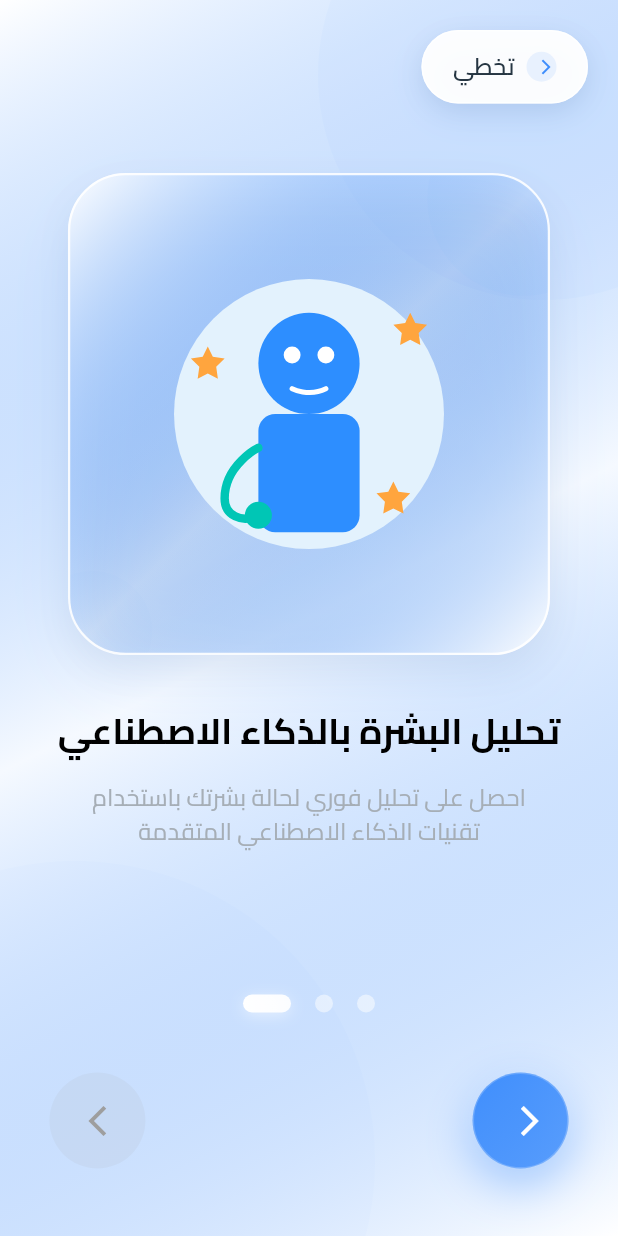
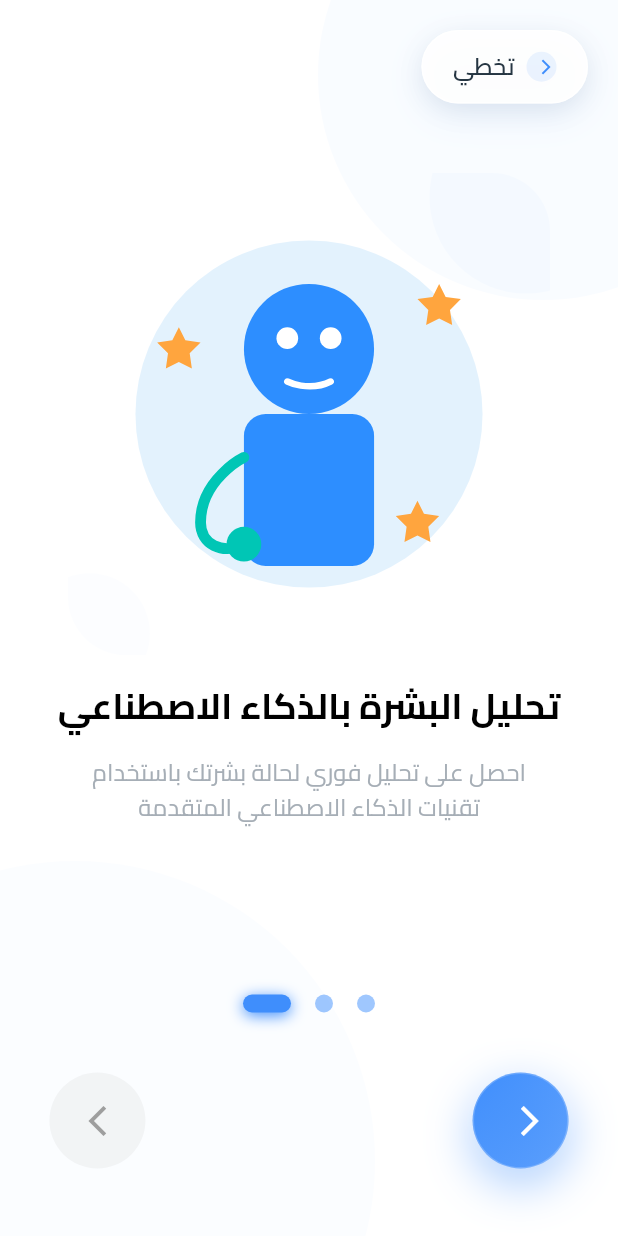
Before and after one commit to AbdulrhmanM0hamed/derma_ai, a Flutter app: the screen it shows after launch, on a phone screen of 412 x 824 dp. Run offline on Flutter 3.47's test engine with Material 3 defaults, Android fonts, the phone set to English and light mode, and no system bars; drawn by our look-alikes of flutter_animate; our stand-ins replace another_flushbar, cached_network_image, camera, flutter_svg, image_picker, permission_handler and 1 more; missing offline and left inert: circle_bottom_navigation.

Commit message:
change color of background in onboarding

```diff
--- a/lib/features/onboarding/presentation/pages/onboarding_page.dart
+++ b/lib/features/onboarding/presentation/pages/onboarding_page.dart
@@ -82,35 +82,7 @@ class _OnboardingPageState extends State<OnboardingPage> {
                   curve: Curves.easeOutCubic,
                   height: imageSize,
                   width: imageSize,
-                  decoration: BoxDecoration(
-                    borderRadius: BorderRadius.circular(imageSize * 0.12),
-                    gradient: LinearGradient(
-                      begin: Alignment.topLeft,
-                      end: Alignment.bottomRight,
-                      colors: [
-                        Colors.white,
-                        AppColors.primary.withValues(alpha: 0.06),
-                        Colors.white.withValues(alpha: 0.98),
-                      ],
-                    ),
-                    boxShadow: [
-                      BoxShadow(
-                        color: AppColors.primary.withValues(alpha: 0.12),
-                        blurRadius: imageSize * 0.12,
-                        offset: Offset(0, imageSize * 0.06),
-                        spreadRadius: -imageSize * 0.02,
-                      ),
-                      BoxShadow(
-                        color: Colors.black.withValues(alpha: 0.04),
-                        blurRadius: imageSize * 0.06,
-                        offset: Offset(0, imageSize * 0.03),
-                      ),
-                    ],
-                    border: Border.all(
-                      color: Colors.white.withValues(alpha: 0.9),
-                      width: 1.5,
-                    ),
-                  ),
+
                   child: ClipRRect(
                     borderRadius: BorderRadius.circular(imageSize * 0.12),
                     child: Stack(
@@ -151,8 +123,8 @@ class _OnboardingPageState extends State<OnboardingPage> {
                               scale: 1.0,
                               child: SvgPicture.asset(
                                 item.image,
-                                height: imageSize * 0.7,
-                                width: imageSize * 0.7,
+                                height: imageSize * 0.9,
+                                width: imageSize * 0.9,
                                 fit: BoxFit.contain,
                               ),
                             ),
@@ -162,7 +134,7 @@ class _OnboardingPageState extends State<OnboardingPage> {
                     ),
                   ),
                 ),
-                SizedBox(height: constraints.maxHeight * 0.04),
+                SizedBox(height: constraints.maxHeight * 0.02),
                 // Animated Title with enhanced typography
                 AnimatedOpacity(
                   duration: const Duration(milliseconds: 600),
@@ -212,20 +184,7 @@ class _OnboardingPageState extends State<OnboardingPage> {
   @override
   Widget build(BuildContext context) {
     return Scaffold(
-      body: Container(
-        decoration: BoxDecoration(
-          gradient: LinearGradient(
-            begin: Alignment.topLeft,
-            end: Alignment.bottomRight,
-            colors: [
-              Colors.white,
-              AppColors.primary.withValues(alpha: 0.05),
-              Colors.white,
-            ],
-            stops: const [0.0, 0.5, 1.0],
-          ),
-        ),
-        child: Stack(
+      body: Stack(
         children: [
           // Background decorative elements
           Positioned(
@@ -291,7 +250,6 @@ class _OnboardingPageState extends State<OnboardingPage> {
           ),
         ],
       ),
-      ),
     );
   }
 
--- a/lib/features/onboarding/presentation/widgets/onboarding_dot_indicator.dart
+++ b/lib/features/onboarding/presentation/widgets/onboarding_dot_indicator.dart
@@ -1,3 +1,4 @@
+import 'package:derma_ai/core/utils/theme/app_colors.dart';
 import 'package:flutter/material.dart';
 
 
@@ -24,17 +25,17 @@ class OnboardingDotIndicator extends StatelessWidget {
         gradient: isActive
             ? LinearGradient(
                 colors: [
-                  Colors.white,
-                  Colors.white.withValues(alpha: 0.9),
+                  AppColors.primary,
+                  AppColors.primary,
                 ],
               )
             : null,
-        color: isActive ? null : Colors.white.withValues(alpha: 0.5),
+        color: isActive ? null : AppColors.primary.withValues(alpha: 0.5),
         borderRadius: BorderRadius.circular(6),
         boxShadow: isActive
             ? [
                 BoxShadow(
-                  color: Colors.white.withValues(alpha: 0.5),
+                  color: AppColors.primary,
                   blurRadius: 8,
                   offset: const Offset(0, 2),
                 ),
```
Also changed, not shown: lib/features/onboarding/presentation/widgets/onboarding_page_view.dart (+29 -95 lines). Lines whose indentation alone changed are shown as unchanged.
